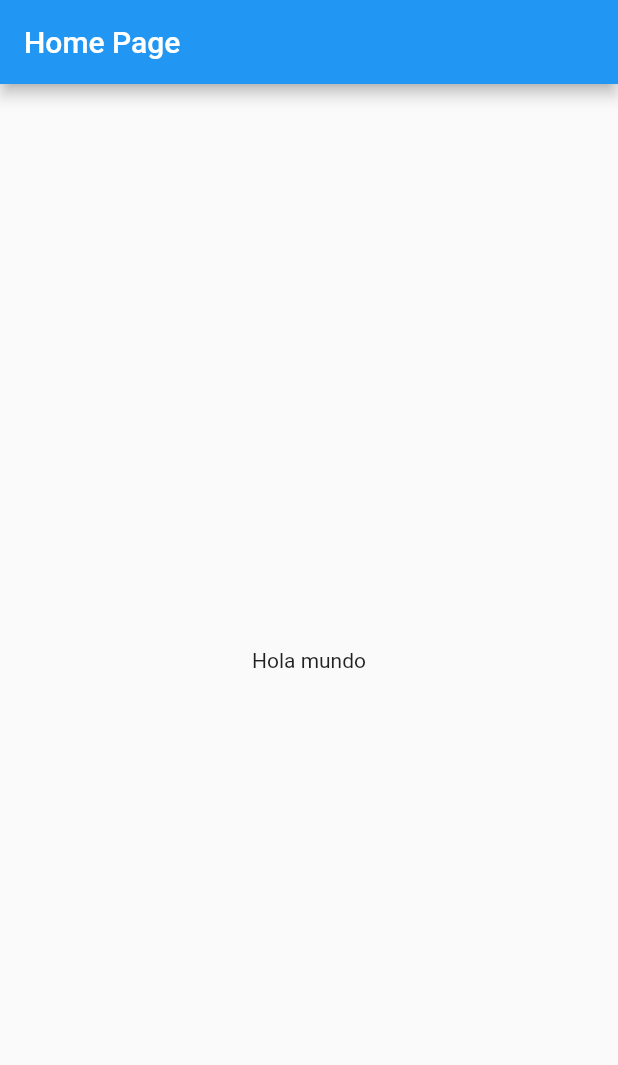
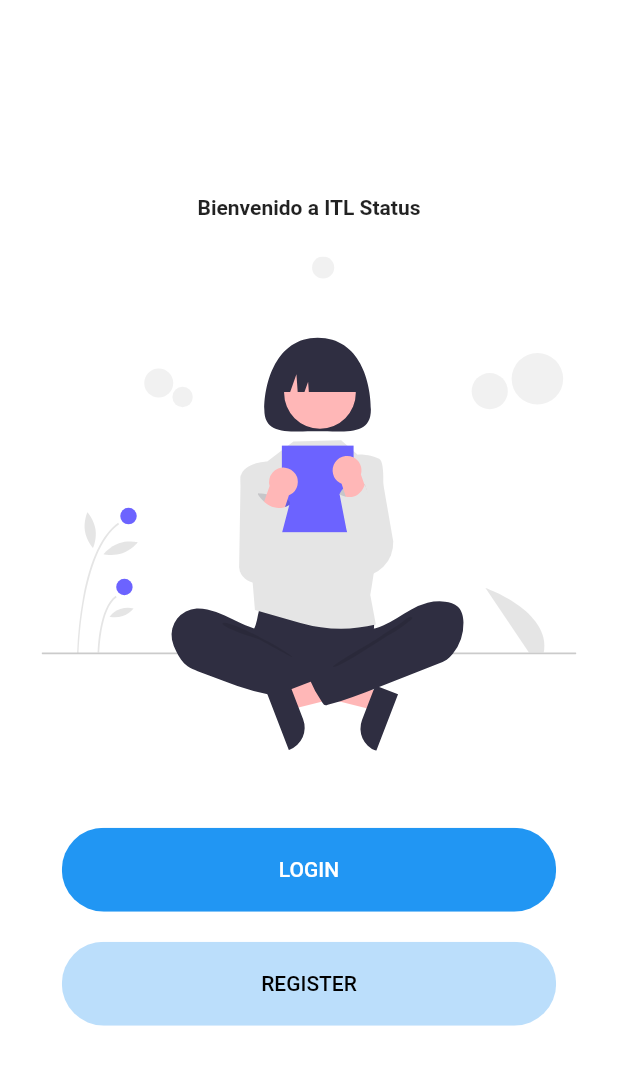
Before and after one commit to jantoniozandate/itl-status-b, a Flutter app: the screen it shows after launch, on a phone screen of 412 x 824 dp. Shown: the top 1065 px of the screen. Run offline on Flutter 3.47's test engine with Material 2 defaults, Android fonts, the phone set to English and light mode, and no system bars; our stand-ins replace firebase_messaging, flutter_svg; accounts and stored records are empty.

Commit message:
welcome page

```diff
--- /dev/null
+++ b/lib/constants.dart
@@ -0,0 +1,4 @@
+import 'package:flutter/material.dart';
+
+const kPrimaryColor = Color(0xFF6F35A5);
+const kPrimaryLightColor = Color(0xFFF1E6FF);
--- /dev/null
+++ b/lib/src/pages/Welcome/components/welcome.component.body.dart
@@ -0,0 +1,43 @@
+import 'package:flutter/material.dart';
+import 'package:flutter_svg/svg.dart';
+import 'package:itlstatusb/src/providers/roudedbutton.component.dart';
+
+class WelcomeBody extends StatelessWidget {
+  @override
+  Widget build(BuildContext context) {
+    Size size = MediaQuery.of(context).size;
+
+    return Container(
+        height: size.height,
+        width: size.width,
+        child: Stack(
+          alignment: Alignment.center,
+          children: <Widget>[
+            Column(
+              mainAxisAlignment: MainAxisAlignment.center,
+              children: [
+                Text('Bienvenido a ITL Status',
+                    style: TextStyle(fontWeight: FontWeight.bold)),
+                SizedBox(
+                  height: size.height * 0.03,
+                ),
+                SvgPicture.asset("assets/icons/welcome.svg",
+                    height: size.height * 0.4),
+                SizedBox(
+                  height: size.height * 0.05,
+                ),
+                RoundedButton(
+                  text: "LOGIN",
+                  press: () {},
+                ),
+                RoundedButton(
+                    text: "REGISTER",
+                    press: () {},
+                    color: Colors.blue[100],
+                    textColor: Colors.black),
+              ],
+            )
+          ],
+        ));
+  }
+}
--- /dev/null
+++ b/lib/src/pages/Welcome/welcome.page.dart
@@ -0,0 +1,11 @@
+import 'package:flutter/material.dart';
+import 'package:itlstatusb/src/pages/Welcome/components/welcome.component.body.dart';
+
+class WelcomePage extends StatelessWidget {
+  @override
+  Widget build(BuildContext context) {
+    return Scaffold(
+      body: WelcomeBody(),
+    );
+  }
+}
--- /dev/null
+++ b/lib/src/providers/roudedbutton.component.dart
@@ -0,0 +1,32 @@
+import 'package:flutter/material.dart';
+
+class RoundedButton extends StatelessWidget {
+  final String text;
+  final Function press;
+  final Color color, textColor;
+  const RoundedButton(
+      {Key key,
+      this.text,
+      this.press,
+      this.color = Colors.blue,
+      this.textColor = Colors.white})
+      : super(key: key);
+
+  @override
+  Widget build(BuildContext context) {
+    Size size = MediaQuery.of(context).size;
+    return Container(
+      margin: EdgeInsets.symmetric(vertical: 10),
+      width: size.width * 0.8,
+      child: ClipRRect(
+        borderRadius: BorderRadius.circular(29),
+        child: FlatButton(
+          padding: EdgeInsets.symmetric(vertical: 20, horizontal: 40),
+          color: this.color,
+          onPressed: this.press,
+          child: Text(this.text, style: TextStyle(color: this.textColor)),
+        ),
+      ),
+    );
+  }
+}
--- a/pubspec.yaml
+++ b/pubspec.yaml
@@ -31,6 +31,7 @@ dependencies:
   # The following adds the Cupertino Icons font to your application.
   # Use with the CupertinoIcons class for iOS style icons.
   cupertino_icons: ^1.0.0
+  flutter_svg: ^0.19.1
 
 dev_dependencies:
   flutter_test:
@@ -48,7 +49,9 @@ flutter:
   uses-material-design: true
 
   # To add assets to your application, add an assets section, like this:
-  # assets:
+  assets:
+    - assets/images/
+    - assets/icons/
   #   - images/a_dot_burr.jpeg
   #   - images/a_dot_ham.jpeg
 
```
Also changed, not shown: lib/main.dart (+11 -99 lines), assets/icons/welcome.svg (added), pubspec.lock.
